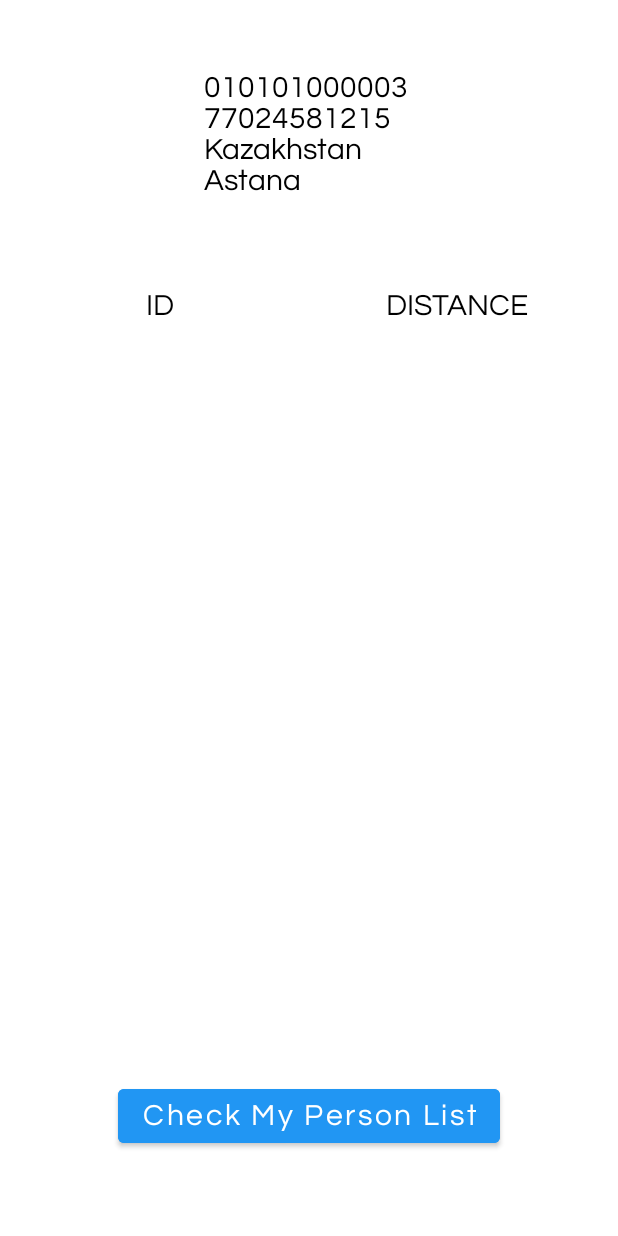
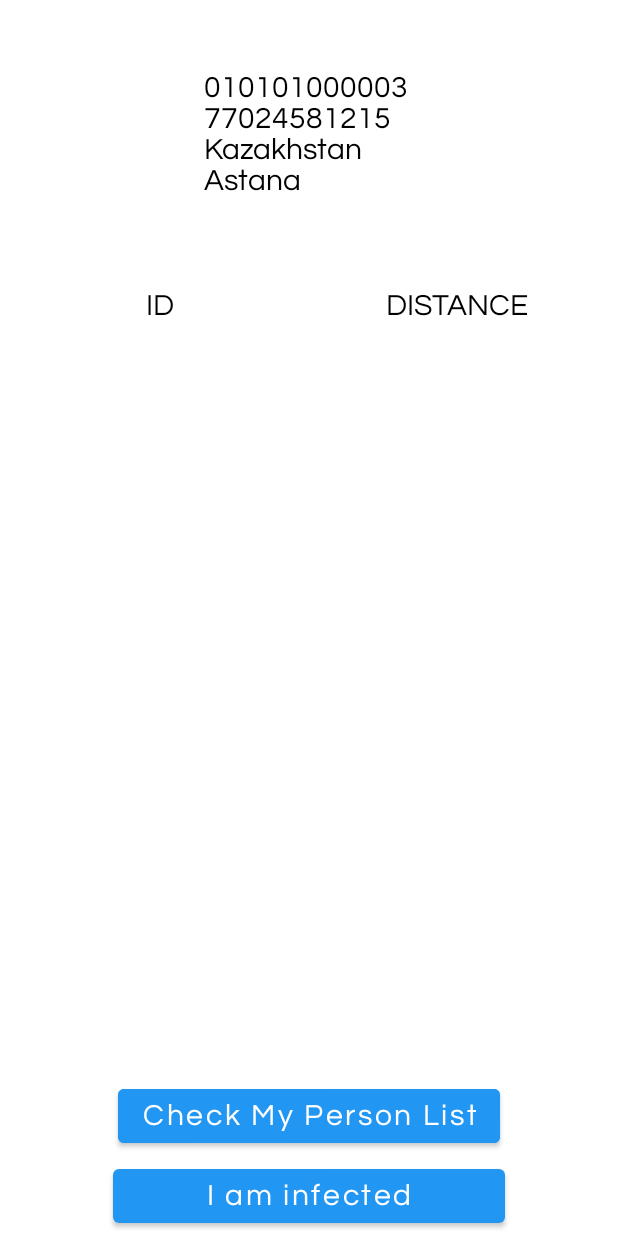
Before and after one commit to akezhanmussa/Coronavirus-tracking-system, an Android app: the layout activity_main.xml on its own in the app's theme, with its tools: preview values and no code run, on a phone screen of 412 x 824 dp. Run offline under Robolectric (Android 15) with nearby library versions, the phone set to English and light mode, and no system bars; network calls fail.

```diff
--- a/CovidTracerApp/app/src/main/java/com/example/covidtracerapp/Repository.kt
+++ b/CovidTracerApp/app/src/main/java/com/example/covidtracerapp/Repository.kt
@@ -7,6 +7,7 @@ import io.reactivex.Observable
 
 interface Repository {
     suspend fun login(id: String) : User
+    suspend fun selfReveal(id: String)
     fun getPositive() : Observable<List<String>>
     fun getPositiveByLocation(country: String, city: String) : Observable<List<User>>
     suspend fun getAllContacted() : List<ContactedEntity>
--- a/CovidTracerApp/app/src/main/java/com/example/covidtracerapp/api/CovidApi.kt
+++ b/CovidTracerApp/app/src/main/java/com/example/covidtracerapp/api/CovidApi.kt
@@ -21,6 +21,9 @@ interface CovidApi {
     @POST("api/database-check")
     suspend fun login(@Body id: Map<String, String>): Map<String, Object>
 
+    @POST("data-api/set-to-be-infected")
+    suspend fun selfReveal(@Body id: Map<String, String>)
+
     @GET("data-api/get-all-positive")
     fun getPositive() : Observable<List<String>>
 
--- a/CovidTracerApp/app/src/main/java/com/example/covidtracerapp/database/ContactedDAO.kt
+++ b/CovidTracerApp/app/src/main/java/com/example/covidtracerapp/database/ContactedDAO.kt
@@ -5,7 +5,6 @@ import androidx.room.Delete
 import androidx.room.Insert
 import androidx.room.OnConflictStrategy
 import androidx.room.Query
-import io.reactivex.Observable
 
 @Dao
 interface ContactedDAO {
--- a/CovidTracerApp/app/src/main/res/layout/activity_login.xml
+++ b/CovidTracerApp/app/src/main/res/layout/activity_login.xml
@@ -7,8 +7,7 @@
     android:fillViewport="true">
     <androidx.constraintlayout.widget.ConstraintLayout
         android:layout_width="match_parent"
-        android:layout_height="match_parent"
-    >
+        android:layout_height="match_parent">
 
         <com.google.android.material.textfield.TextInputLayout
                 android:layout_margin="15dp"
--- a/CovidTracerApp/app/src/main/res/layout/activity_main.xml
+++ b/CovidTracerApp/app/src/main/res/layout/activity_main.xml
@@ -1,4 +1,13 @@
 <?xml version="1.0" encoding="utf-8"?>
+
+<androidx.swiperefreshlayout.widget.SwipeRefreshLayout
+    android:id="@+id/swipeRefresh"
+    xmlns:android="http://schemas.android.com/apk/res/android"
+    xmlns:app="http://schemas.android.com/apk/res-auto"
+    xmlns:tools="http://schemas.android.com/tools"
+    android:layout_width="match_parent"
+    android:layout_height="match_parent">
+
     <androidx.constraintlayout.widget.ConstraintLayout xmlns:android="http://schemas.android.com/apk/res/android"
         xmlns:app="http://schemas.android.com/apk/res-auto"
         xmlns:tools="http://schemas.android.com/tools"
@@ -58,17 +67,31 @@
             app:layout_constraintStart_toStartOf="parent"
             app:layout_constraintBottom_toTopOf="@+id/sendData" app:layout_constraintEnd_toEndOf="parent"
             tools:visibility="visible" app:layout_constraintTop_toBottomOf="@+id/linearLayout2"/>
+
         <Button
             android:id="@+id/sendData"
             android:layout_width="wrap_content"
             android:layout_height="wrap_content"
             android:layout_marginBottom="56dp"
             android:backgroundTint="@color/colorPrimary"
+            android:text="@string/sending_local_list"
             android:textColor="@color/colorAccent"
-        android:text="@string/sending_local_list"
             app:layout_constraintBottom_toBottomOf="parent"
             app:layout_constraintEnd_toEndOf="parent"
             app:layout_constraintStart_toStartOf="parent" />
 
+        <Button
+            android:id="@+id/selfReveal"
+            android:layout_width="261dp"
+            android:layout_height="wrap_content"
+            android:layout_marginTop="2dp"
+            android:text="I am infected"
+            app:layout_constraintBottom_toBottomOf="parent"
+            app:layout_constraintEnd_toEndOf="@+id/sendData"
+            app:layout_constraintStart_toStartOf="@+id/sendData"
+            app:layout_constraintTop_toBottomOf="@+id/sendData" />
+
 
     </androidx.constraintlayout.widget.ConstraintLayout>
+
+</androidx.swiperefreshlayout.widget.SwipeRefreshLayout>
```
Also changed, not shown: CovidTracerApp/app/src/main/java/com/example/covidtracerapp/MainRepository.kt (+10 -3 lines), CovidTracerApp/app/src/main/java/com/example/covidtracerapp/presentation/ShowBeaconsActivity.kt (+50 -3 lines), CovidTracerApp/app/src/main/java/com/example/covidtracerapp/presentation/ShowBeaconsViewModel.kt (+33 -16 lines). Lines whose indentation alone changed are shown as unchanged.
